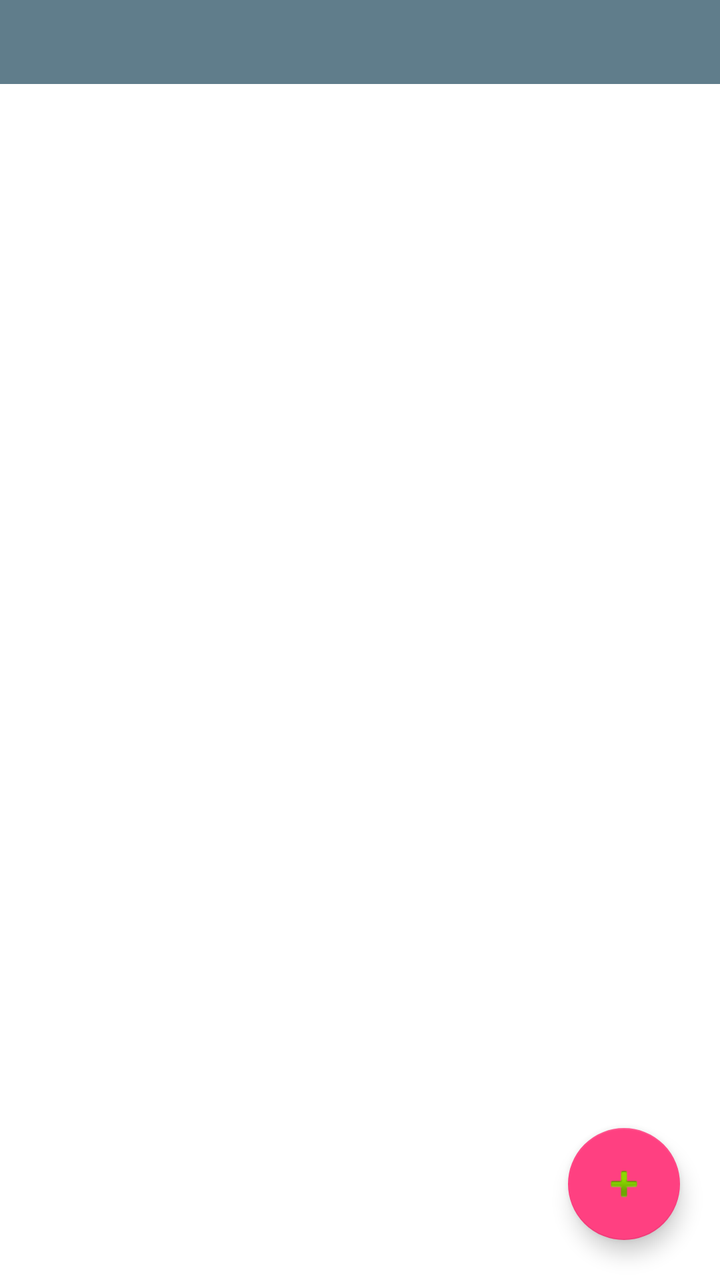
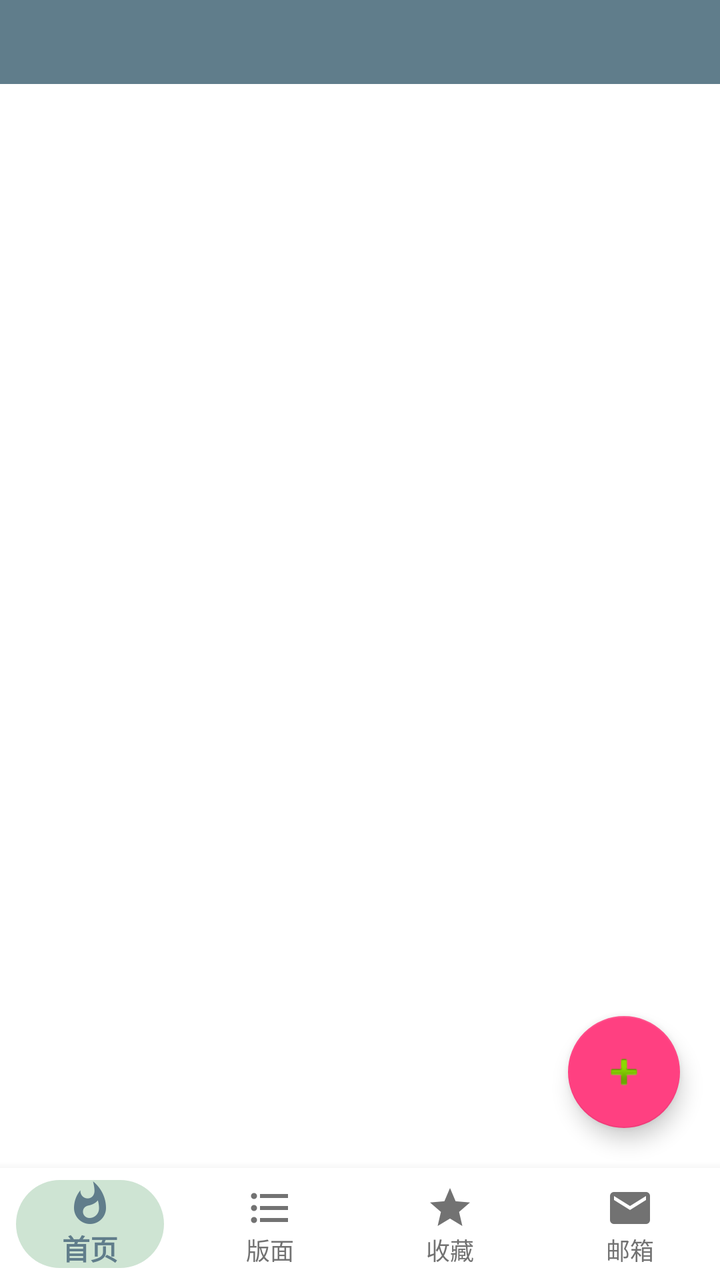

The first picture is an Android layout as it rendered before a commit; the second is the same layout after the commit. The layout source and the unified diff follow.
<!-- AndroidManifest.xml: activity theme AppTheme.NoActionBar -->
<!-- res/layout/activity_block_settings.xml -->
<?xml version="1.0" encoding="utf-8"?>
<LinearLayout xmlns:android="http://schemas.android.com/apk/res/android"
    xmlns:app="http://schemas.android.com/apk/res-auto"
    android:layout_width="match_parent"
    android:layout_height="match_parent"
    android:orientation="vertical"
    android:fitsSystemWindows="true"
    android:background="@color/body_background_night">

  <androidx.appcompat.widget.Toolbar
      android:id="@+id/toolbar"
      android:layout_width="match_parent"
      android:layout_height="@dimen/zsmth_actionbar_size"
      android:background="?attr/colorPrimary"
      android:theme="@style/ThemeOverlay.ToolBar"
      app:titleTextAppearance="@style/Toolbar.TitleText" />

  <FrameLayout
      android:layout_width="match_parent"
      android:layout_height="0dp"
      android:layout_weight="1">

    <androidx.recyclerview.widget.RecyclerView
        android:id="@+id/block_list"
        android:layout_width="match_parent"
        android:layout_height="match_parent"
        android:clipToPadding="false"
        android:paddingBottom="88dp"
        android:scrollbars="vertical" />

    <TextView
        android:id="@+id/empty_hint"
        android:layout_width="match_parent"
        android:layout_height="wrap_content"
        android:layout_gravity="center"
        android:gravity="center"
        android:padding="32dp"
        android:lineSpacingExtra="6dp"
        android:text="还没有屏蔽规则\n点击右下角 + 添加屏蔽用户或标题关键词"
        android:textColor="@color/status_text_night"
        android:textSize="14sp"
        android:visibility="gone" />

    <com.google.android.material.floatingactionbutton.FloatingActionButton
        android:id="@+id/fab_add"
        android:layout_width="wrap_content"
        android:layout_height="wrap_content"
        android:layout_gravity="bottom|end"
        android:layout_margin="20dp"
        android:contentDescription="添加屏蔽规则"
        android:src="@android:drawable/ic_input_add" />

  </FrameLayout>

</LinearLayout>
<!-- resources referenced by this layout -->
<resources>
  <color name="body_background_night">#FFFFFF</color>
  <color name="status_text_night">#000000</color>
  <dimen name="zsmth_actionbar_size">42dp</dimen>
  <style name="ThemeOverlay.ToolBar" parent="ThemeOverlay.AppCompat.ActionBar">
      
      
      <item name="android:actionBarSize">@dimen/zsmth_actionbar_size</item>
      <item name="actionBarSize">@dimen/zsmth_actionbar_size</item>
    </style>
  <style name="Toolbar.TitleText" parent="TextAppearance.Widget.AppCompat.Toolbar.Title">
      <item name="android:textSize">@dimen/zsmth_font_size_app_title</item>
    </style>
  <style name="AppTheme.NoActionBar">
      <item name="windowActionBar">false</item>
      <item name="windowNoTitle">true</item>
  
      
      
      <item name="android:colorPrimary">@color/colorPrimary</item>
      
      <item name="android:colorPrimaryDark">@color/colorPrimaryDark</item>
      
      <item name="android:colorAccent">@color/colorAccent</item>
    </style>
  <dimen name="zsmth_font_size_app_title">18sp</dimen>
  <color name="colorPrimary">#607D8B</color>
  <color name="colorPrimaryDark">#455A64</color>
  <color name="colorAccent">#FF4081</color>
</resources>

<!-- the commit's change to res/layout/activity_block_settings.xml (unified diff, before → after) -->
@@ -52,4 +52,21 @@
 
   </FrameLayout>
 
+  <include layout="@layout/bottom_nav_bar" />
+
 </LinearLayout>
+<!-- res/layout/bottom_nav_bar.xml (included above) -->
+<?xml version="1.0" encoding="utf-8"?>
+<com.google.android.material.bottomnavigation.BottomNavigationView
+    xmlns:android="http://schemas.android.com/apk/res/android"
+    xmlns:app="http://schemas.android.com/apk/res-auto"
+    android:id="@+id/bottom_nav"
+    android:layout_width="match_parent"
+    android:layout_height="wrap_content"
+    android:layout_gravity="bottom"
+    android:background="@color/nav_background"
+    app:itemBackground="@drawable/bottom_nav_item_background"
+    app:itemIconTint="@color/bottom_nav_item_color"
+    app:itemTextColor="@color/bottom_nav_item_color"
+    app:labelVisibilityMode="labeled"
+    app:menu="@menu/bottom_nav_menu" />
<!-- resource entries referenced after the edit -->
@@ -1,8 +1,29 @@
 <!-- resources referenced by this layout -->
 <resources>
   <color name="body_background_night">#FFFFFF</color>
+  <color name="nav_background">#ffffff</color>
   <color name="status_text_night">#000000</color>
   <dimen name="zsmth_actionbar_size">42dp</dimen>
+  <!-- drawable bottom_nav_item_background (drawable) -->
+  <?xml version="1.0" encoding="utf-8"?>
+  <selector xmlns:android="http://schemas.android.com/apk/res/android">
+  
+    <item android:state_checked="true">
+      <layer-list>
+        <item android:left="8dp" android:right="8dp" android:top="6dp" android:bottom="6dp">
+          <shape android:shape="rectangle">
+            <solid android:color="@color/nav.item.background.active" />
+            <corners android:radius="24dp" />
+          </shape>
+        </item>
+      </layer-list>
+    </item>
+  
+    <item>
+      <color android:color="@android:color/transparent" />
+    </item>
+  
+  </selector>
   <style name="ThemeOverlay.ToolBar" parent="ThemeOverlay.AppCompat.ActionBar">
       
       
@@ -24,6 +45,7 @@
       
       <item name="android:colorAccent">@color/colorAccent</item>
     </style>
+  <color name="nav.item.background.active">#cee4d3</color>
   <dimen name="zsmth_font_size_app_title">18sp</dimen>
   <color name="colorPrimary">#607D8B</color>
   <color name="colorPrimaryDark">#455A64</color>
